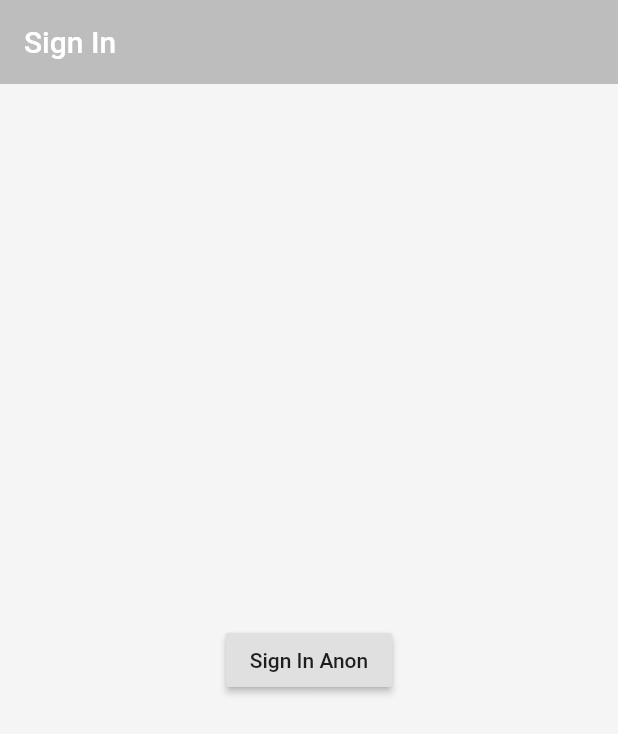
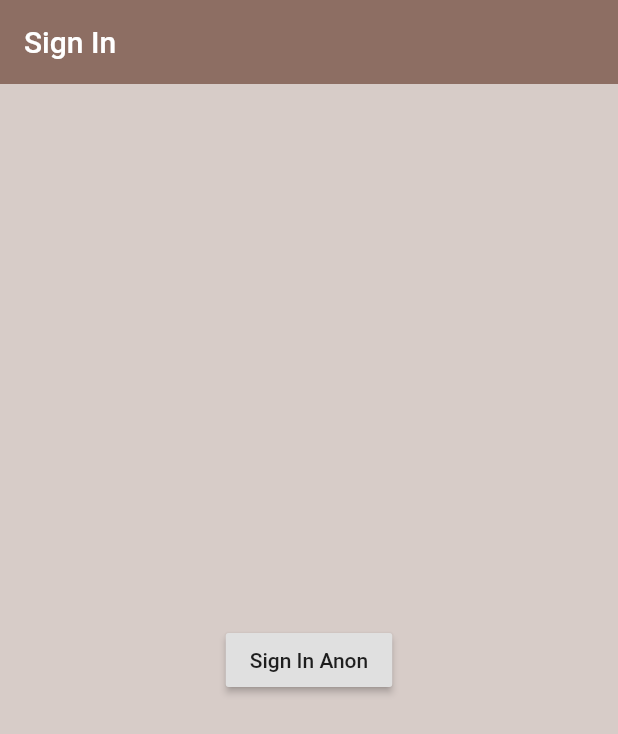
Before and after one commit to ishworpanta10/coffeeAlertFirebase, a Flutter app: the screen it shows after launch, on a phone screen of 412 x 824 dp. Shown: the top 734 px of the screen. Run offline on Flutter 3.47's test engine with Material 2 defaults, Android fonts, the phone set to English and light mode, and no system bars; our stand-ins replace firebase_auth, firebase_core; accounts and stored records are empty.

Commit message:
use firebase stream with provider for listening auth user

```diff
--- a/lib/main.dart
+++ b/lib/main.dart
@@ -1,6 +1,9 @@
+import 'package:coffeealert/models/custom_user.dart';
 import 'package:coffeealert/screens/wrapper.dart';
+import 'package:coffeealert/services/auth.dart';
 import 'package:flutter/material.dart';
 import 'package:firebase_core/firebase_core.dart';
+import 'package:provider/provider.dart';
 
 Future<void> main() async {
   WidgetsFlutterBinding.ensureInitialized();
@@ -11,13 +14,16 @@ Future<void> main() async {
 class MyApp extends StatelessWidget {
   @override
   Widget build(BuildContext context) {
-    return MaterialApp(
-      debugShowCheckedModeBanner: false,
-      theme: ThemeData(
-        primarySwatch: Colors.blue,
-        visualDensity: VisualDensity.adaptivePlatformDensity,
+    return StreamProvider<CustomUser>.value(
+      value: AuthService().user,
+      child: MaterialApp(
+        debugShowCheckedModeBanner: false,
+        theme: ThemeData(
+          primarySwatch: Colors.blue,
+          visualDensity: VisualDensity.adaptivePlatformDensity,
+        ),
+        home: Wrappper(),
       ),
-      home: Wrappper(),
     );
   }
 }
--- a/lib/screens/auth/sign_in.dart
+++ b/lib/screens/auth/sign_in.dart
@@ -12,9 +12,9 @@ class _SignInState extends State<SignIn> {
   @override
   Widget build(BuildContext context) {
     return Scaffold(
-      backgroundColor: Colors.grey[100],
+      backgroundColor: Colors.brown[100],
       appBar: AppBar(
-        backgroundColor: Colors.grey[400],
+        backgroundColor: Colors.brown[400],
         title: Text("Sign In"),
         elevation: 0.0,
       ),
--- a/lib/screens/wrapper.dart
+++ b/lib/screens/wrapper.dart
@@ -1,11 +1,14 @@
+import 'package:coffeealert/models/custom_user.dart';
 import 'package:coffeealert/screens/auth/authenticate.dart';
 import 'package:coffeealert/screens/home/home.dart';
 import 'package:flutter/material.dart';
+import 'package:provider/provider.dart';
 
 class Wrappper extends StatelessWidget {
   @override
   Widget build(BuildContext context) {
     // return authscreen or home based on login info
-    return Authenticate();
+    final user = Provider.of<CustomUser>(context);
+    return user == null ? Authenticate() : Home();
   }
 }
--- a/pubspec.yaml
+++ b/pubspec.yaml
@@ -14,6 +14,7 @@ dependencies:
   cupertino_icons: ^0.1.3
   cloud_firestore: ^0.14.0+2
   firebase_auth: ^0.18.0+1
+  provider: ^4.3.2+2
 
 dev_dependencies:
   flutter_test:
```
Also changed, not shown: lib/screens/home/home.dart (+15 -0 lines), lib/services/auth.dart (+23 -1 lines), pubspec.lock.
